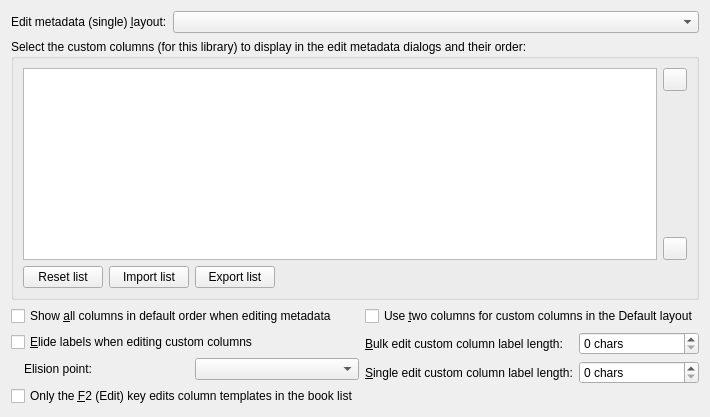
Qt form src/calibre/gui2/preferences/look_feel_tabs/edit_metadata.ui (kovidgoyal/calibre) before a commit.
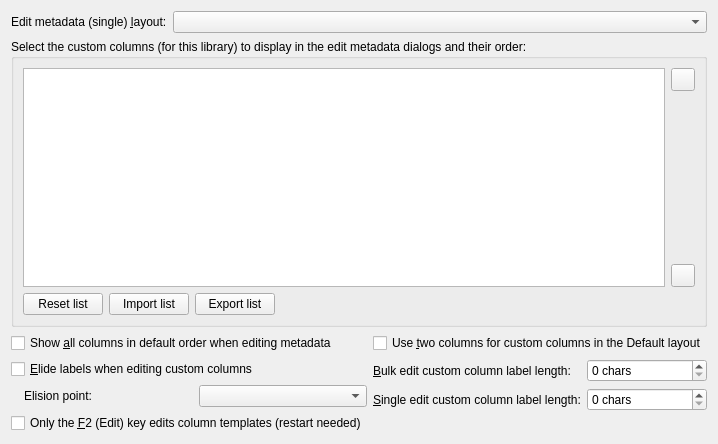
The same form after that commit. Icons and pictures are not drawn. Custom widgets are drawn as their Qt base class.

Commit message: Mark setting as requiring restart

The edit to the form file:
```diff
--- a/src/calibre/gui2/preferences/look_feel_tabs/edit_metadata.ui
+++ b/src/calibre/gui2/preferences/look_feel_tabs/edit_metadata.ui
@@ -2,13 +2,14 @@
 <ui version="4.0">
  <class>Form</class>
  <widget class="QWidget" name="edit_metadata_tab">
-  <attribute name="icon">
-  <iconset resource="../../../../../resources/images.qrc">
-    <normaloff>:/images/edit_input.png</normaloff>:/images/edit_input.png</iconset>
-  </attribute>
-  <attribute name="title">
-   <string>Edit &amp;metadata</string>
-  </attribute>
+  <property name="geometry">
+   <rect>
+    <x>0</x>
+    <y>0</y>
+    <width>712</width>
+    <height>444</height>
+   </rect>
+  </property>
   <layout class="QVBoxLayout" name="vbox_layout_61">
    <item>
     <layout class="QFormLayout">
@@ -200,7 +201,7 @@
 columns&quot;. Editing with mouse clicks and the Tab key will be disabled.&lt;/p&gt;</string>
          </property>
          <property name="text">
-          <string>Only the &amp;F2 (Edit) key edits column templates in the book list</string>
+          <string>Only the &amp;F2 (Edit) key edits column templates (restart needed)</string>
          </property>
         </widget>
        </item>
```
Left out of the diff: 1 changed line with no effect on the pictures. Lines whose indentation alone changed are shown as unchanged. The commit also changes 1 other file.
